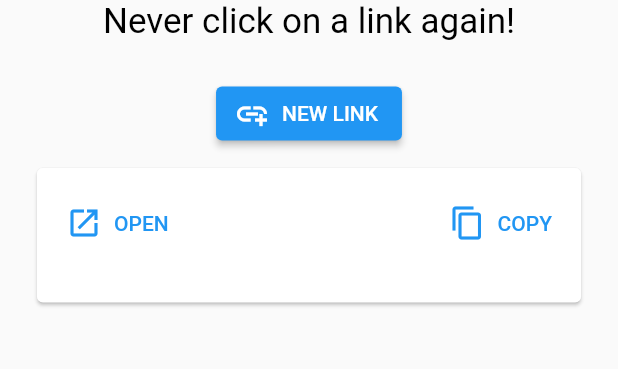
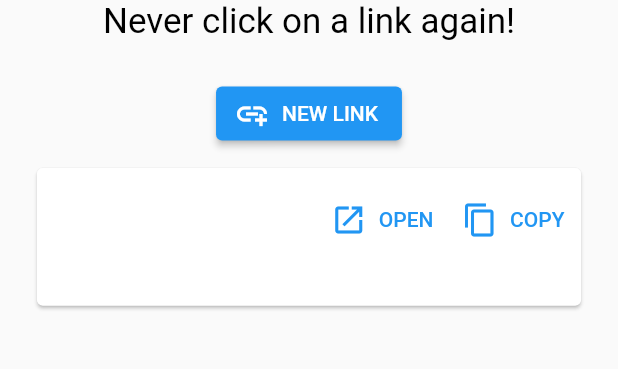
Before and after one commit to noclick-me/noclick.me, a Flutter app: the ShowUrlScreen screen opened directly with empty values, on a phone screen of 412 x 824 dp, the part 209-578 px from its top. Run offline on Flutter 3.47's test engine with Material 2 defaults, Android fonts, the phone set to English and light mode, and no system bars; our stand-ins replace flutter_linkify, flutter_screenutil.

Commit message:
show: Move buttons to the right and improve padding

```diff
--- a/lib/screens/show.dart
+++ b/lib/screens/show.dart
@@ -65,19 +65,20 @@ class ShowUrlScreen extends StatelessWidget {
                     child: Card(
                       child: Padding(
                         padding: EdgeInsets.symmetric(
-                          vertical: 30.h,
-                          horizontal: 30.w,
+                          vertical: 25.h,
+                          horizontal: 8.w,
                         ),
                         child: Column(
                           children: <Widget>[
                             Row(
-                              mainAxisAlignment: MainAxisAlignment.spaceBetween,
+                              mainAxisAlignment: MainAxisAlignment.end,
                               children: <Widget>[
                                 TextButton.icon(
                                   icon: const Icon(Icons.open_in_new),
                                   label: const Text('OPEN'),
                                   onPressed: () => _launchUrl(url, context),
                                 ),
+                                SizedBox(width: 8.w),
                                 TextButton.icon(
                                   icon: const Icon(Icons.copy),
                                   label: const Text('COPY'),
@@ -95,6 +96,7 @@ class ShowUrlScreen extends StatelessWidget {
                                 ),
                               ],
                             ),
+                            SizedBox(height: 15.h),
                             SelectableLinkify(
                               text: url,
                               options: LinkifyOptions(
```
